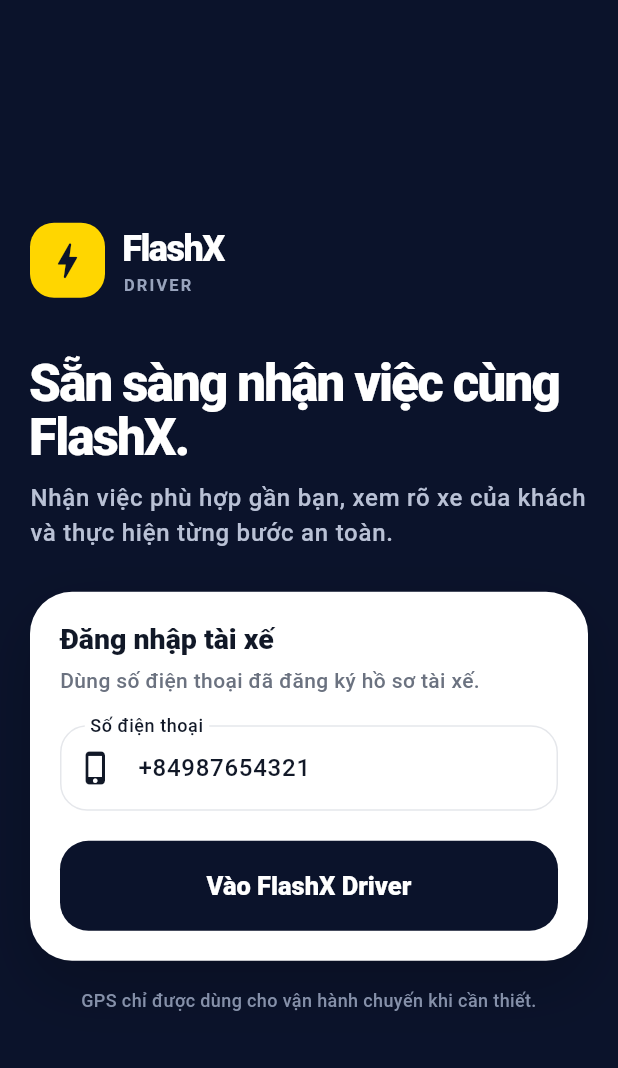
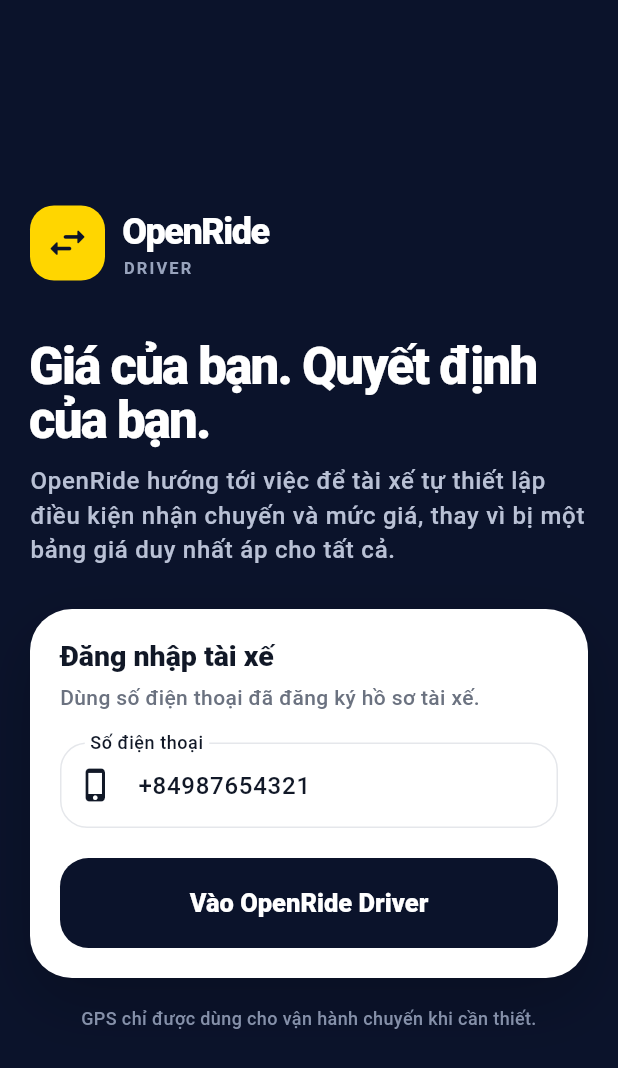
Before and after one commit to 0xmarkhydra/OpenRide, a Flutter app: the screen it shows after launch, on a phone screen of 412 x 824 dp. Shown: the top 1068 px of the screen. Run offline on Flutter 3.47's test engine with Material 3 defaults, Android fonts, the phone set to English and light mode, and no system bars; our stand-ins replace flutter_secure_storage, geolocator, google_maps_flutter.

Commit message:
chore: rebrand driver login to OpenRide

```diff
--- a/apps/driver/lib/features/auth/login_screen.dart
+++ b/apps/driver/lib/features/auth/login_screen.dart
@@ -44,7 +44,7 @@
                       Column(
                         crossAxisAlignment: CrossAxisAlignment.start,
                         children: [
-                          Text('FlashX',
+                          Text('OpenRide',
                               style: TextStyle(
                                   color: Colors.white,
                                   fontSize: 24,
@@ -64,7 +64,7 @@
                   Text(
                     waiting
                         ? 'Xác thực tài xế'
-                        : 'Sẵn sàng nhận việc cùng FlashX.',
+                        : 'Giá của bạn. Quyết định của bạn.',
                     style: theme.textTheme.displaySmall
                         ?.copyWith(color: Colors.white),
                   ),
@@ -72,7 +72,7 @@
                   Text(
                     waiting
                         ? 'Nhập mã OTP để tiếp tục.'
-                        : 'Nhận việc phù hợp gần bạn, xem rõ xe của khách và thực hiện từng bước an toàn.',
+                        : 'OpenRide hướng tới việc để tài xế tự thiết lập điều kiện nhận chuyến và mức giá, thay vì bị một bảng giá duy nhất áp cho tất cả.',
                     style: theme.textTheme.bodyLarge
                         ?.copyWith(color: const Color(0xFFB9C1D5)),
                   ),
@@ -167,7 +167,7 @@
                                       strokeWidth: 2.2, color: Colors.white))
                               : Text(waiting
                                   ? 'Xác nhận OTP'
-                                  : 'Vào FlashX Driver'),
+                                  : 'Vào OpenRide Driver'),
                         ),
                       ],
                     ),
@@ -196,7 +196,7 @@
         height: 50,
         decoration: BoxDecoration(
             color: FlashXTheme.yellow, borderRadius: BorderRadius.circular(16)),
-        child:
-            const Icon(Icons.bolt_rounded, color: FlashXTheme.navy, size: 31),
+        child: const Icon(Icons.swap_horiz_rounded,
+            color: FlashXTheme.navy, size: 31),
       );
 }
```
